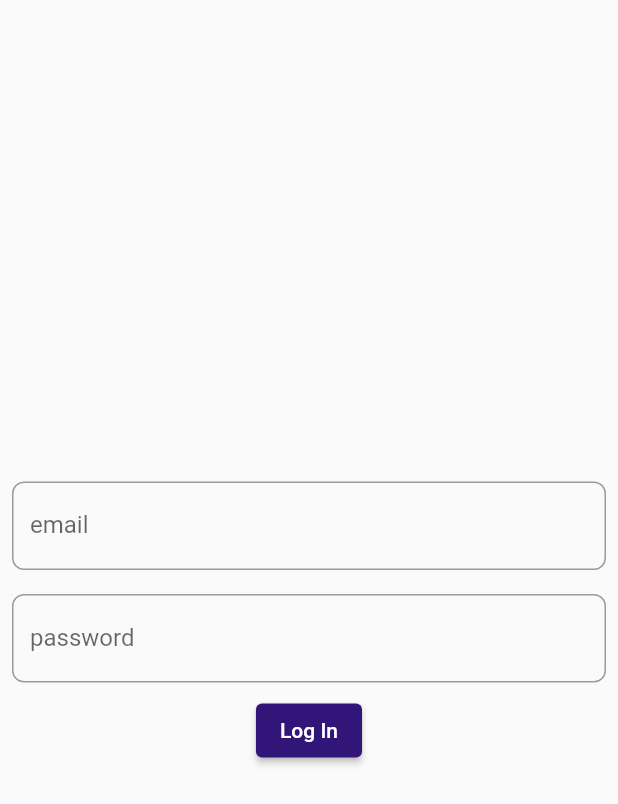
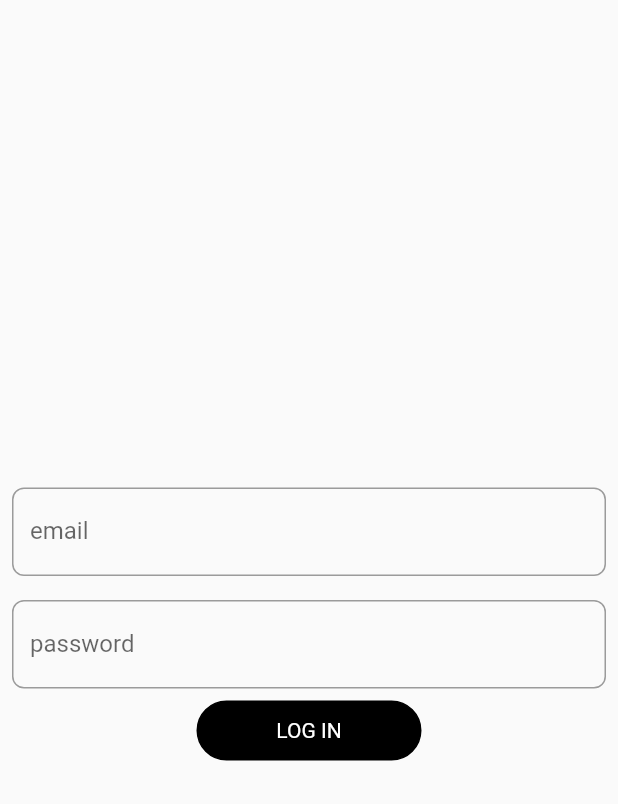
Before and after one commit to kfranic1/Nightlife, a Flutter app: the AdminLogin widget shown alone on an empty page, opened directly, on a phone screen of 412 x 824 dp. Shown: the top 804 px of the screen. Run offline on Flutter 3.47's test engine with Material 2 defaults, Android fonts, the phone set to English and light mode, and no system bars; our stand-ins replace cached_network_image, cloud_firestore, firebase_auth, firebase_core, flutter_layout_grid, font_awesome_flutter and 1 more; missing offline and left inert: flag, nested_scroll_views, seo; accounts and stored records are empty; statements that could not run were skipped.

Commit message:
Add 'Login' and 'Signup' pages and funcionality

```diff
--- a/lib/pages/admin_page/admin_login.dart
+++ b/lib/pages/admin_page/admin_login.dart
@@ -1,5 +1,5 @@
 import 'package:flutter/material.dart';
-import 'package:nightlife/pages/admin_page/form_button.dart';
+import 'package:nightlife/pages/profile_page/profile_action_button.dart';
 import 'package:nightlife/services/auth_service.dart';
 import 'package:provider/provider.dart';
 
@@ -40,9 +40,12 @@ class _AdminLoginState extends State<AdminLogin> {
               controller: _password,
             ),
           ),
-          FormButton(
-            action: () async => await FormButton.tryAction(context, () => context.read<AuthService>().signIn(email: _email.text, password: _password.text)),
-            label: "Log In",
+          ProfileActionButton(
+            action: () => context.read<AuthService>().signIn(email: _email.text, password: _password.text),
+            label: const Text(
+              "LOG IN",
+              style: TextStyle(color: Colors.white),
+            ),
           )
         ]),
       ),
--- a/lib/pages/admin_page/form_button.dart
+++ b/lib/pages/admin_page/form_button.dart
@@ -41,7 +41,7 @@ class _FormButtonState extends State<FormButton> {
             style: ElevatedButton.styleFrom(backgroundColor: widget._color),
             onPressed: () async {
               setState(() => loading = true);
-              await widget._action.call();
+              await FormButton.tryAction(context, widget._action);
               setState(() => loading = false);
             },
             child: Text(widget._label),
--- /dev/null
+++ b/lib/pages/profile_page/profile_action_button.dart
@@ -0,0 +1,33 @@
+import 'package:flutter/material.dart';
+import 'package:font_awesome_flutter/font_awesome_flutter.dart';
+
+class ProfileActionButton extends StatelessWidget {
+  const ProfileActionButton({super.key, required this.action, this.icon, this.label, this.backgroundColor = Colors.black, this.width = 150})
+      : assert((icon == null) ^ (label == null));
+
+  final Icon? icon;
+  final Text? label;
+  final Color backgroundColor;
+  final void Function()? action;
+  final double width;
+
+  @override
+  Widget build(BuildContext context) {
+    return MouseRegion(
+      cursor: SystemMouseCursors.click,
+      child: GestureDetector(
+        onTap: action,
+        child: Container(
+          width: width,
+          height: 40,
+          decoration: BoxDecoration(
+            borderRadius: BorderRadius.circular(50),
+            border: Border.all(color: Colors.black),
+            color: backgroundColor,
+          ),
+          child: label == null ? const Icon(FontAwesomeIcons.google) : Center(child: label!),
+        ),
+      ),
+    );
+  }
+}
--- a/lib/routing/custom_router_delegate.dart
+++ b/lib/routing/custom_router_delegate.dart
@@ -1,6 +1,7 @@
 import 'package:flutter/material.dart';
 import 'package:nightlife/pages/admin_page/admin_page.dart';
 import 'package:nightlife/pages/error_page.dart';
+import 'package:nightlife/pages/profile_page/profile_page.dart';
 import 'package:nightlife/routing/configuraiton.dart';
 import 'package:nightlife/routing/routes.dart';
 import 'package:provider/provider.dart';
@@ -66,4 +67,7 @@ class CustomRouterDelegate extends RouterDelegate<Configuration> with ChangeNoti
 
   @override
   void goToClub(String clubName) => setNewRoutePath(Configuration.club(clubName));
+
+  @override
+  void goToProfile() => setNewRoutePath(Configuration.otherPage(Routes.profile, null));
 }
--- a/lib/routing/routes.dart
+++ b/lib/routing/routes.dart
@@ -2,7 +2,9 @@ abstract class Routes {
   static const String home = "";
   static const String club = "club";
   static const String admin = "admin";
+  static const String profile = "profile";
 
   void goToHome() {}
   void goToClub(String clubName) {}
+  void goToProfile() {}
 }
--- a/lib/widgets/options_drawer.dart
+++ b/lib/widgets/options_drawer.dart
@@ -1,7 +1,9 @@
 import 'package:flag/flag_enum.dart';
 import 'package:flutter/material.dart';
 import 'package:font_awesome_flutter/font_awesome_flutter.dart';
+import 'package:nightlife/routing/custom_router_delegate.dart';
 import 'package:nightlife/widgets/language_icon_button.dart';
+import 'package:provider/provider.dart';
 
 class OptionsDrawer extends StatelessWidget {
   const OptionsDrawer({super.key});
@@ -10,6 +12,7 @@ class OptionsDrawer extends StatelessWidget {
   Widget build(BuildContext context) {
     return Column(
       children: [
+        IconButton(onPressed: () => context.read<CustomRouterDelegate>().goToProfile(), icon: const Icon(Icons.person)),
         const Expanded(child: SizedBox()),
         TextButton.icon(
           style: const ButtonStyle(overlayColor: MaterialStatePropertyAll(Colors.transparent)),
@@ -30,7 +33,7 @@ class OptionsDrawer extends StatelessWidget {
             LanguageIconButton(flagsCode: FlagsCode.HR, locale: Locale('hr')),
             LanguageIconButton(flagsCode: FlagsCode.GB, locale: Locale('en')),
           ],
-        )
+        ),
       ],
     );
   }
```
Also changed, not shown: lib/pages/profile_page/auh_page.dart (added, +18 -0 lines), lib/pages/profile_page/auth_form.dart (added, +26 -0 lines), lib/pages/profile_page/input_field.dart (added, +35 -0 lines), lib/pages/profile_page/login_page.dart (added, +77 -0 lines), lib/pages/profile_page/profile_page.dart (added, +30 -0 lines), lib/pages/profile_page/signup_page.dart (added, +91 -0 lines), lib/services/auth_service.dart (+7 -1 lines).
